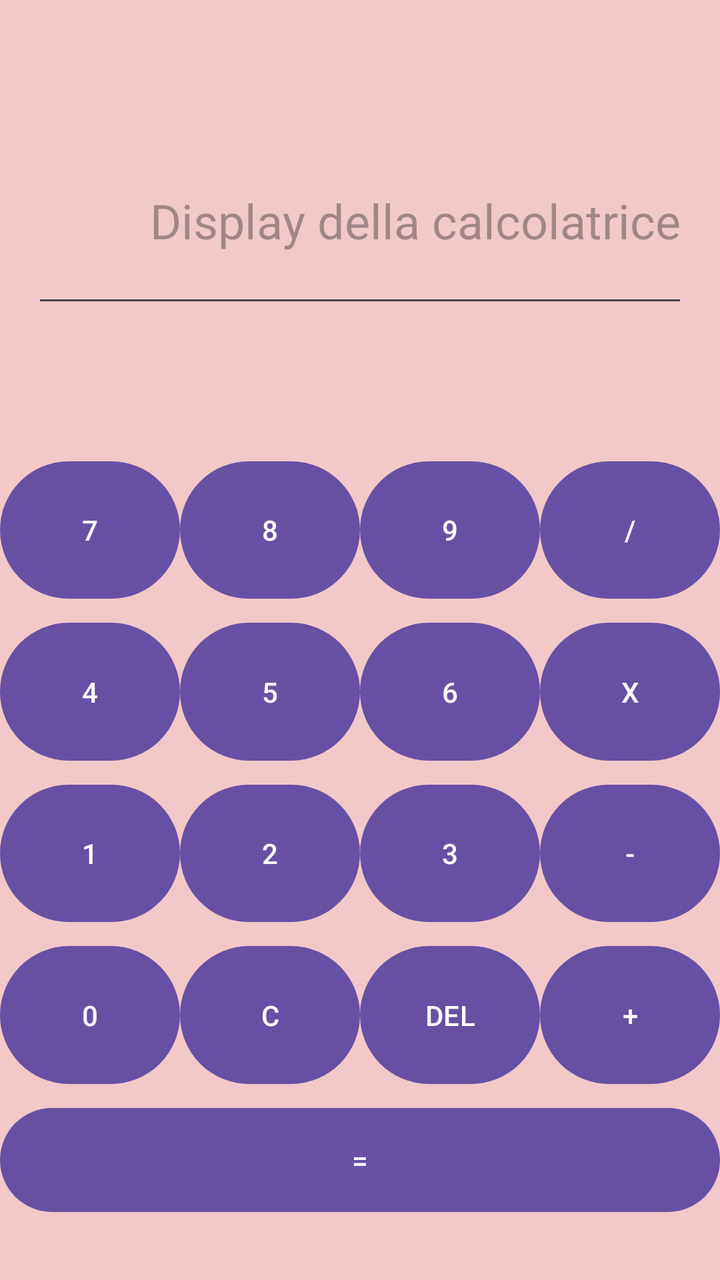
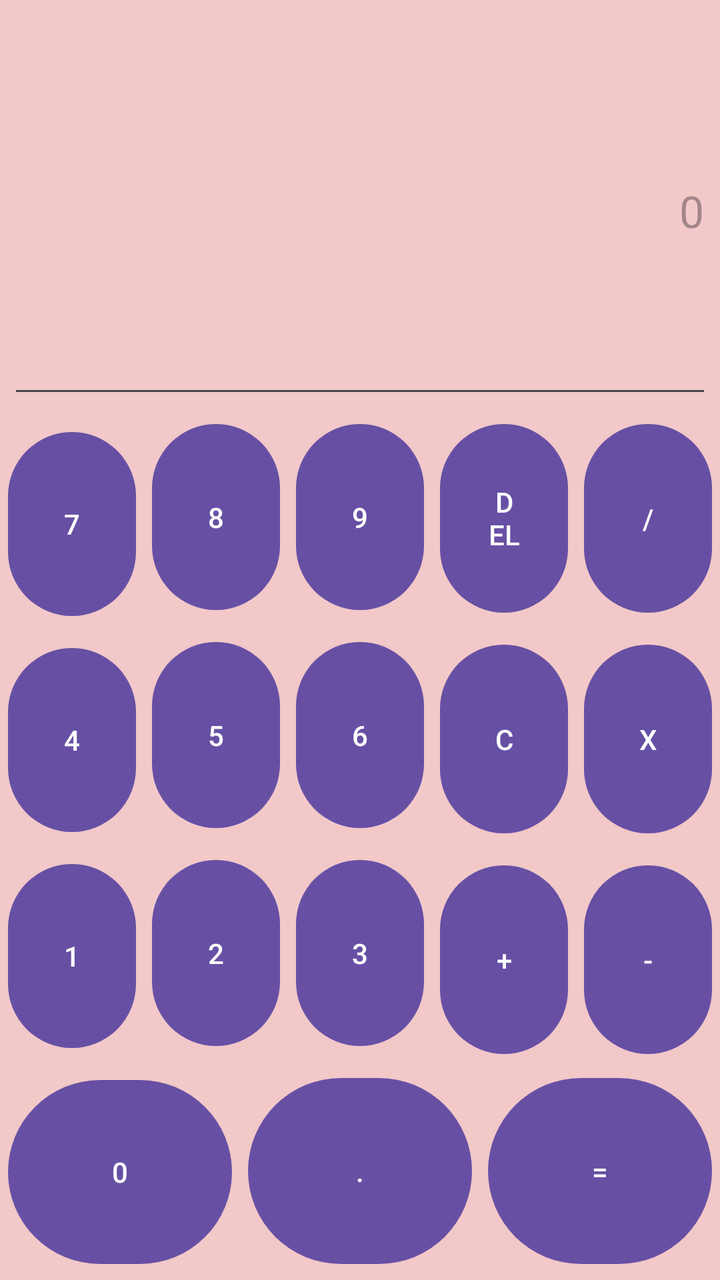

Compare the two renders of this Android layout. The source of the first and the diff that turns it into the second are given below.
<!-- AndroidManifest.xml: application theme Theme.Calcolatrice -->
<!-- res/layout/activity_main.xml -->
<?xml version="1.0" encoding="utf-8"?>
<androidx.constraintlayout.widget.ConstraintLayout xmlns:android="http://schemas.android.com/apk/res/android"
    xmlns:app="http://schemas.android.com/apk/res-auto"
    android:id="@+id/main"
    android:layout_width="match_parent"
    android:layout_height="match_parent"
    android:background="#F2C8C8">

    <EditText
        android:id="@+id/etDisplay"
        android:layout_width="0dp"
        android:layout_height="100dp"
        android:layout_margin="16dp"
        android:gravity="end|center_vertical"
        android:hint="Display della calcolatrice"
        android:inputType="numberDecimal"
        android:textSize="24sp"
        app:layout_constraintBottom_toBottomOf="parent"
        app:layout_constraintEnd_toEndOf="parent"
        app:layout_constraintHorizontal_bias="1.0"
        app:layout_constraintStart_toStartOf="parent"
        app:layout_constraintTop_toTopOf="parent"
        app:layout_constraintVertical_bias="0.084" />

    <Button
        android:id="@+id/btnEquals"
        android:layout_width="0dp"
        android:layout_height="60dp"
        android:layout_marginTop="4dp"
        android:text="="
        app:layout_constraintEnd_toEndOf="parent"
        app:layout_constraintHorizontal_bias="0.0"
        app:layout_constraintStart_toStartOf="parent"
        app:layout_constraintTop_toBottomOf="@id/btn0" />

    <Button
        android:id="@+id/btnMultiply"
        android:layout_width="0dp"
        android:layout_height="0dp"
        android:layout_marginTop="4dp"
        android:text="X"
        app:layout_constraintEnd_toEndOf="parent"
        app:layout_constraintHeight_percent="0.12"
        app:layout_constraintStart_toEndOf="@id/btn6"
        app:layout_constraintTop_toBottomOf="@id/btnDivide" />

    <Button
        android:id="@+id/btn7"
        android:layout_width="0dp"
        android:layout_height="0dp"
        android:layout_marginTop="68dp"
        android:text="7"
        app:layout_constraintEnd_toStartOf="@id/btn8"
        app:layout_constraintHeight_percent="0.12"
        app:layout_constraintStart_toStartOf="parent"
        app:layout_constraintTop_toBottomOf="@id/etDisplay" />

    <Button
        android:id="@+id/btn3"
        android:layout_width="0dp"
        android:layout_height="0dp"
        android:layout_marginTop="4dp"
        android:text="3"
        app:layout_constraintEnd_toStartOf="@id/btnMinus"
        app:layout_constraintHeight_percent="0.12"
        app:layout_constraintStart_toEndOf="@id/btn2"
        app:layout_constraintTop_toBottomOf="@id/btn6" />

    <Button
        android:id="@+id/btn6"
        android:layout_width="0dp"
        android:layout_height="0dp"
        android:layout_marginTop="4dp"
        android:text="6"
        app:layout_constraintEnd_toStartOf="@id/btnMultiply"
        app:layout_constraintHeight_percent="0.12"
        app:layout_constraintStart_toEndOf="@id/btn5"
        app:layout_constraintTop_toBottomOf="@id/btn9" />

    <Button
        android:id="@+id/btn4"
        android:layout_width="0dp"
        android:layout_height="0dp"
        android:layout_marginTop="4dp"
        android:text="4"
        app:layout_constraintEnd_toStartOf="@id/btn5"
        app:layout_constraintHeight_percent="0.12"
        app:layout_constraintStart_toStartOf="parent"
        app:layout_constraintTop_toBottomOf="@id/btn7" />

    <Button
        android:id="@+id/btn9"
        android:layout_width="0dp"
        android:layout_height="0dp"
        android:layout_marginTop="68dp"
        android:text="9"
        app:layout_constraintEnd_toStartOf="@id/btnDivide"
        app:layout_constraintHeight_percent="0.12"
        app:layout_constraintStart_toEndOf="@id/btn8"
        app:layout_constraintTop_toBottomOf="@id/etDisplay" />

    <Button
        android:id="@+id/btnPlus"
        android:layout_width="0dp"
        android:layout_height="0dp"
        android:text="+"
        app:layout_constraintBottom_toBottomOf="@id/btn0"
        app:layout_constraintEnd_toEndOf="parent"
        app:layout_constraintStart_toEndOf="@id/btnDelete"
        app:layout_constraintTop_toTopOf="@id/btn0"
        app:layout_constraintVertical_bias="0.0" />

    <Button
        android:id="@+id/btn8"
        android:layout_width="0dp"
        android:layout_height="0dp"
        android:layout_marginTop="68dp"
        android:text="8"
        app:layout_constraintEnd_toStartOf="@id/btn9"
        app:layout_constraintHeight_percent="0.12"
        app:layout_constraintStart_toEndOf="@id/btn7"
        app:layout_constraintTop_toBottomOf="@id/etDisplay" />

    <Button
        android:id="@+id/btn0"
        android:layout_width="0dp"
        android:layout_height="0dp"
        android:layout_marginTop="4dp"
        android:text="0"
        app:layout_constraintEnd_toStartOf="@id/btnClear"
        app:layout_constraintHeight_percent="0.12"
        app:layout_constraintStart_toStartOf="parent"
        app:layout_constraintTop_toBottomOf="@id/btn1" />

    <Button
        android:id="@+id/btn2"
        android:layout_width="0dp"
        android:layout_height="0dp"
        android:layout_marginTop="4dp"
        android:text="2"
        app:layout_constraintEnd_toStartOf="@id/btn3"
        app:layout_constraintHeight_percent="0.12"
        app:layout_constraintStart_toEndOf="@id/btn1"
        app:layout_constraintTop_toBottomOf="@id/btn5" />

    <Button
        android:id="@+id/btn5"
        android:layout_width="0dp"
        android:layout_height="0dp"
        android:layout_marginTop="4dp"
        android:text="5"
        app:layout_constraintEnd_toStartOf="@id/btn6"
        app:layout_constraintHeight_percent="0.12"
        app:layout_constraintStart_toEndOf="@id/btn4"
        app:layout_constraintTop_toBottomOf="@id/btn8" />

    <Button
        android:id="@+id/btnDivide"
        android:layout_width="0dp"
        android:layout_height="0dp"
        android:layout_marginTop="68dp"
        android:text="/"
        app:layout_constraintEnd_toEndOf="parent"
        app:layout_constraintHeight_percent="0.12"
        app:layout_constraintStart_toEndOf="@id/btn9"
        app:layout_constraintTop_toBottomOf="@id/etDisplay" />

    <Button
        android:id="@+id/btnClear"
        android:layout_width="0dp"
        android:layout_height="0dp"
        android:text="C"
        app:layout_constraintBottom_toBottomOf="@id/btn0"
        app:layout_constraintEnd_toStartOf="@id/btnDelete"
        app:layout_constraintStart_toEndOf="@id/btn0"
        app:layout_constraintTop_toTopOf="@id/btn0"
        app:layout_constraintVertical_bias="0.0" />

    <Button
        android:id="@+id/btn1"
        android:layout_width="0dp"
        android:layout_height="0dp"
        android:layout_marginTop="4dp"
        android:text="1"
        app:layout_constraintEnd_toStartOf="@id/btn2"
        app:layout_constraintHeight_percent="0.12"
        app:layout_constraintStart_toStartOf="parent"
        app:layout_constraintTop_toBottomOf="@id/btn4" />

    <Button
        android:id="@+id/btnDelete"
        android:layout_width="0dp"
        android:layout_height="0dp"
        android:text="DEL"
        app:layout_constraintBottom_toBottomOf="@id/btn0"
        app:layout_constraintEnd_toStartOf="@id/btnPlus"
        app:layout_constraintStart_toEndOf="@id/btnClear"
        app:layout_constraintTop_toTopOf="@id/btn0"
        app:layout_constraintVertical_bias="0.0" />

    <Button
        android:id="@+id/btnMinus"
        android:layout_width="0dp"
        android:layout_height="0dp"
        android:layout_marginTop="4dp"
        android:text="-"
        app:layout_constraintEnd_toEndOf="parent"
        app:layout_constraintHeight_percent="0.12"
        app:layout_constraintStart_toEndOf="@id/btn3"
        app:layout_constraintTop_toBottomOf="@id/btnMultiply" />
</androidx.constraintlayout.widget.ConstraintLayout>
<!-- resources referenced by this layout -->
<resources>
  <style name="Theme.Calcolatrice" parent="Base.Theme.Calcolatrice" />
  <style name="Base.Theme.Calcolatrice" parent="Theme.Material3.DayNight.NoActionBar">
          
          
      </style>
</resources>

<!-- the commit's change to res/layout/activity_main.xml (unified diff, before → after) -->
@@ -1,211 +1,258 @@
 <?xml version="1.0" encoding="utf-8"?>
 <androidx.constraintlayout.widget.ConstraintLayout xmlns:android="http://schemas.android.com/apk/res/android"
     xmlns:app="http://schemas.android.com/apk/res-auto"
-    android:id="@+id/main"
+    android:id="@+id/principale"
     android:layout_width="match_parent"
     android:layout_height="match_parent"
     android:background="#F2C8C8">
 
+    
     <EditText
-        android:id="@+id/etDisplay"
-        android:layout_width="0dp"
-        android:layout_height="100dp"
-        android:layout_margin="16dp"
+        android:id="@+id/display"
+        android:layout_width="0dp"
+        android:layout_height="0dp"
+        android:layout_margin="4dp"
         android:gravity="end|center_vertical"
-        android:hint="Display della calcolatrice"
+        android:hint="0"
         android:inputType="numberDecimal"
-        android:textSize="24sp"
+        android:textSize="22sp"
+        app:layout_constraintStart_toStartOf="parent"
+        app:layout_constraintEnd_toEndOf="parent"
+        app:layout_constraintTop_toTopOf="parent"
+        app:layout_constraintBottom_toTopOf="@id/t7"
+        app:layout_constraintVertical_weight="2" />
+
+    
+    <Button
+        android:id="@+id/t7"
+        android:layout_width="0dp"
+        android:layout_height="0dp"
+        android:layout_margin="4dp"
+        android:text="7"
+        app:layout_constraintStart_toStartOf="parent"
+        app:layout_constraintEnd_toStartOf="@id/t8"
+        app:layout_constraintTop_toBottomOf="@id/display"
+        app:layout_constraintBottom_toTopOf="@id/t4"
+        app:layout_constraintVertical_weight="1" />
+
+    <Button
+        android:id="@+id/t8"
+        android:layout_width="0dp"
+        android:layout_height="0dp"
+        android:layout_margin="4dp"
+        android:text="8"
+        app:layout_constraintStart_toEndOf="@id/t7"
+        app:layout_constraintEnd_toStartOf="@id/t9"
+        app:layout_constraintTop_toBottomOf="@id/display"
+        app:layout_constraintBottom_toTopOf="@id/t5"
+        app:layout_constraintVertical_weight="1" />
+
+    <Button
+        android:id="@+id/t9"
+        android:layout_width="0dp"
+        android:layout_height="0dp"
+        android:layout_margin="4dp"
+        android:text="9"
+        app:layout_constraintStart_toEndOf="@id/t8"
+        app:layout_constraintEnd_toStartOf="@id/elimina"
+        app:layout_constraintTop_toBottomOf="@id/display"
+        app:layout_constraintBottom_toTopOf="@id/t6"
+        app:layout_constraintVertical_weight="1" />
+
+    <Button
+        android:id="@+id/elimina"
+        android:layout_width="0dp"
+        android:layout_height="0dp"
+        android:layout_margin="4dp"
+        android:text="DEL"
+        app:layout_constraintStart_toEndOf="@id/t9"
+        app:layout_constraintEnd_toStartOf="@id/diviso"
+        app:layout_constraintTop_toBottomOf="@id/display"
+        app:layout_constraintBottom_toTopOf="@id/cancella"
+        app:layout_constraintVertical_weight="1" />
+
+    <Button
+        android:id="@+id/diviso"
+        android:layout_width="0dp"
+        android:layout_height="0dp"
+        android:layout_margin="4dp"
+        android:text="/"
+        app:layout_constraintStart_toEndOf="@id/elimina"
+        app:layout_constraintEnd_toEndOf="parent"
+        app:layout_constraintTop_toBottomOf="@id/display"
+        app:layout_constraintBottom_toTopOf="@id/per"
+        app:layout_constraintVertical_weight="1" />
+
+    
+    <Button
+        android:id="@+id/t4"
+        android:layout_width="0dp"
+        android:layout_height="0dp"
+        android:layout_margin="4dp"
+        android:text="4"
+        app:layout_constraintStart_toStartOf="parent"
+        app:layout_constraintEnd_toStartOf="@id/t5"
+        app:layout_constraintTop_toBottomOf="@id/t7"
+        app:layout_constraintBottom_toTopOf="@id/t1"
+        app:layout_constraintVertical_weight="1" />
+
+    <Button
+        android:id="@+id/t5"
+        android:layout_width="0dp"
+        android:layout_height="0dp"
+        android:layout_margin="4dp"
+        android:text="5"
+        app:layout_constraintStart_toEndOf="@id/t4"
+        app:layout_constraintEnd_toStartOf="@id/t6"
+        app:layout_constraintTop_toBottomOf="@id/t8"
+        app:layout_constraintBottom_toTopOf="@id/t2"
+        app:layout_constraintVertical_weight="1" />
+
+    <Button
+        android:id="@+id/t6"
+        android:layout_width="0dp"
+        android:layout_height="0dp"
+        android:layout_margin="4dp"
+        android:text="6"
+        app:layout_constraintStart_toEndOf="@id/t5"
+        app:layout_constraintEnd_toStartOf="@id/cancella"
+        app:layout_constraintTop_toBottomOf="@id/t9"
+        app:layout_constraintBottom_toTopOf="@id/t3"
+        app:layout_constraintVertical_weight="1" />
+
+    <Button
+        android:id="@+id/cancella"
+        android:layout_width="0dp"
+        android:layout_height="0dp"
+        android:layout_margin="4dp"
+        android:text="C"
+        app:layout_constraintStart_toEndOf="@id/t6"
+        app:layout_constraintEnd_toStartOf="@id/per"
+        app:layout_constraintTop_toBottomOf="@id/elimina"
+        app:layout_constraintBottom_toTopOf="@id/piu"
+        app:layout_constraintVertical_weight="1" />
+
+    <Button
+        android:id="@+id/per"
+        android:layout_width="0dp"
+        android:layout_height="0dp"
+        android:layout_margin="4dp"
+        android:text="X"
+        app:layout_constraintStart_toEndOf="@id/cancella"
+        app:layout_constraintEnd_toEndOf="parent"
+        app:layout_constraintTop_toBottomOf="@id/diviso"
+        app:layout_constraintBottom_toTopOf="@id/meno"
+        app:layout_constraintVertical_weight="1" />
+
+    
+    <Button
+        android:id="@+id/t1"
+        android:layout_width="0dp"
+        android:layout_height="0dp"
+        android:layout_margin="4dp"
+        android:text="1"
+        app:layout_constraintStart_toStartOf="parent"
+        app:layout_constraintEnd_toStartOf="@id/t2"
+        app:layout_constraintTop_toBottomOf="@id/t4"
+        app:layout_constraintBottom_toTopOf="@id/t0"
+        app:layout_constraintVertical_weight="1" />
+
+    <Button
+        android:id="@+id/t2"
+        android:layout_width="0dp"
+        android:layout_height="0dp"
+        android:layout_margin="4dp"
+        android:text="2"
+        app:layout_constraintStart_toEndOf="@id/t1"
+        app:layout_constraintEnd_toStartOf="@id/t3"
+        app:layout_constraintTop_toBottomOf="@id/t5"
+        app:layout_constraintBottom_toTopOf="@id/virgola"
+        app:layout_constraintVertical_weight="1" />
+
+    <Button
+        android:id="@+id/t3"
+        android:layout_width="0dp"
+        android:layout_height="0dp"
+        android:layout_margin="4dp"
+        android:text="3"
+        app:layout_constraintStart_toEndOf="@id/t2"
+        app:layout_constraintEnd_toStartOf="@id/piu"
+        app:layout_constraintTop_toBottomOf="@id/t6"
+        app:layout_constraintBottom_toTopOf="@id/uguale"
+        app:layout_constraintVertical_weight="1" />
+
+    <Button
+        android:id="@+id/piu"
+        android:layout_width="0dp"
+        android:layout_height="0dp"
+        android:layout_margin="4dp"
+        android:text="+"
+        app:layout_constraintStart_toEndOf="@id/t3"
+        app:layout_constraintEnd_toStartOf="@id/meno"
+        app:layout_constraintTop_toBottomOf="@id/cancella"
+        app:layout_constraintBottom_toTopOf="@id/uguale"
+        app:layout_constraintVertical_weight="1" />
+
+    <Button
+        android:id="@+id/meno"
+        android:layout_width="0dp"
+        android:layout_height="0dp"
+        android:layout_margin="4dp"
+        android:text="-"
+        app:layout_constraintStart_toEndOf="@id/piu"
+        app:layout_constraintEnd_toEndOf="parent"
+        app:layout_constraintTop_toBottomOf="@id/per"
+        app:layout_constraintBottom_toTopOf="@id/uguale"
+        app:layout_constraintVertical_weight="1" />
+
+    
+    <Button
+        android:id="@+id/t0"
+        android:layout_width="0dp"
+        android:layout_height="0dp"
+        android:layout_margin="4dp"
+        android:text="0"
+        app:layout_constraintStart_toStartOf="parent"
+        app:layout_constraintEnd_toStartOf="@id/virgola"
+        app:layout_constraintTop_toBottomOf="@id/t1"
         app:layout_constraintBottom_toBottomOf="parent"
-        app:layout_constraintEnd_toEndOf="parent"
-        app:layout_constraintHorizontal_bias="1.0"
-        app:layout_constraintStart_toStartOf="parent"
-        app:layout_constraintTop_toTopOf="parent"
-        app:layout_constraintVertical_bias="0.084" />
-
-    <Button
-        android:id="@+id/btnEquals"
-        android:layout_width="0dp"
-        android:layout_height="60dp"
-        android:layout_marginTop="4dp"
+        app:layout_constraintVertical_weight="1" />
+
+    <Button
+        android:id="@+id/virgola"
+        android:layout_width="0dp"
+        android:layout_height="0dp"
+        android:layout_margin="4dp"
+        android:text="."
+        app:layout_constraintStart_toEndOf="@id/t0"
+        app:layout_constraintEnd_toStartOf="@id/uguale"
+        app:layout_constraintTop_toBottomOf="@id/t2"
+        app:layout_constraintBottom_toBottomOf="parent"
+        app:layout_constraintVertical_weight="1" />
+
+    
+    <Button
+        android:id="@+id/uguale"
+        android:layout_width="0dp"
+        android:layout_height="0dp"
+        android:layout_margin="4dp"
         android:text="="
-        app:layout_constraintEnd_toEndOf="parent"
-        app:layout_constraintHorizontal_bias="0.0"
-        app:layout_constraintStart_toStartOf="parent"
-        app:layout_constraintTop_toBottomOf="@id/btn0" />
-
-    <Button
-        android:id="@+id/btnMultiply"
-        android:layout_width="0dp"
-        android:layout_height="0dp"
-        android:layout_marginTop="4dp"
-        android:text="X"
-        app:layout_constraintEnd_toEndOf="parent"
-        app:layout_constraintHeight_percent="0.12"
-        app:layout_constraintStart_toEndOf="@id/btn6"
-        app:layout_constraintTop_toBottomOf="@id/btnDivide" />
-
-    <Button
-        android:id="@+id/btn7"
-        android:layout_width="0dp"
-        android:layout_height="0dp"
-        android:layout_marginTop="68dp"
-        android:text="7"
-        app:layout_constraintEnd_toStartOf="@id/btn8"
-        app:layout_constraintHeight_percent="0.12"
-        app:layout_constraintStart_toStartOf="parent"
-        app:layout_constraintTop_toBottomOf="@id/etDisplay" />
-
-    <Button
-        android:id="@+id/btn3"
-        android:layout_width="0dp"
-        android:layout_height="0dp"
-        android:layout_marginTop="4dp"
-        android:text="3"
-        app:layout_constraintEnd_toStartOf="@id/btnMinus"
-        app:layout_constraintHeight_percent="0.12"
-        app:layout_constraintStart_toEndOf="@id/btn2"
-        app:layout_constraintTop_toBottomOf="@id/btn6" />
-
-    <Button
-        android:id="@+id/btn6"
-        android:layout_width="0dp"
-        android:layout_height="0dp"
-        android:layout_marginTop="4dp"
-        android:text="6"
-        app:layout_constraintEnd_toStartOf="@id/btnMultiply"
-        app:layout_constraintHeight_percent="0.12"
-        app:layout_constraintStart_toEndOf="@id/btn5"
-        app:layout_constraintTop_toBottomOf="@id/btn9" />
-
-    <Button
-        android:id="@+id/btn4"
-        android:layout_width="0dp"
-        android:layout_height="0dp"
-        android:layout_marginTop="4dp"
-        android:text="4"
-        app:layout_constraintEnd_toStartOf="@id/btn5"
-        app:layout_constraintHeight_percent="0.12"
-        app:layout_constraintStart_toStartOf="parent"
-        app:layout_constraintTop_toBottomOf="@id/btn7" />
-
-    <Button
-        android:id="@+id/btn9"
-        android:layout_width="0dp"
-        android:layout_height="0dp"
-        android:layout_marginTop="68dp"
-        android:text="9"
-        app:layout_constraintEnd_toStartOf="@id/btnDivide"
-        app:layout_constraintHeight_percent="0.12"
-        app:layout_constraintStart_toEndOf="@id/btn8"
-        app:layout_constraintTop_toBottomOf="@id/etDisplay" />
-
-    <Button
-        android:id="@+id/btnPlus"
+        app:layout_constraintStart_toEndOf="@id/virgola"
+        app:layout_constraintEnd_toEndOf="parent"
+        app:layout_constraintTop_toBottomOf="@id/t3"
+        app:layout_constraintBottom_toBottomOf="parent"
+        app:layout_constraintVertical_weight="1" />
+
+    
+    <Button
+        android:id="@+id/meno2"
         android:layout_width="0dp"
         android:layout_height="0dp"
         android:text="+"
-        app:layout_constraintBottom_toBottomOf="@id/btn0"
-        app:layout_constraintEnd_toEndOf="parent"
-        app:layout_constraintStart_toEndOf="@id/btnDelete"
-        app:layout_constraintTop_toTopOf="@id/btn0"
-        app:layout_constraintVertical_bias="0.0" />
-
-    <Button
-        android:id="@+id/btn8"
-        android:layout_width="0dp"
-        android:layout_height="0dp"
-        android:layout_marginTop="68dp"
-        android:text="8"
-        app:layout_constraintEnd_toStartOf="@id/btn9"
-        app:layout_constraintHeight_percent="0.12"
-        app:layout_constraintStart_toEndOf="@id/btn7"
-        app:layout_constraintTop_toBottomOf="@id/etDisplay" />
-
-    <Button
-        android:id="@+id/btn0"
-        android:layout_width="0dp"
-        android:layout_height="0dp"
-        android:layout_marginTop="4dp"
-        android:text="0"
-        app:layout_constraintEnd_toStartOf="@id/btnClear"
-        app:layout_constraintHeight_percent="0.12"
-        app:layout_constraintStart_toStartOf="parent"
-        app:layout_constraintTop_toBottomOf="@id/btn1" />
-
-    <Button
-        android:id="@+id/btn2"
-        android:layout_width="0dp"
-        android:layout_height="0dp"
-        android:layout_marginTop="4dp"
-        android:text="2"
-        app:layout_constraintEnd_toStartOf="@id/btn3"
-        app:layout_constraintHeight_percent="0.12"
-        app:layout_constraintStart_toEndOf="@id/btn1"
-        app:layout_constraintTop_toBottomOf="@id/btn5" />
-
-    <Button
-        android:id="@+id/btn5"
-        android:layout_width="0dp"
-        android:layout_height="0dp"
-        android:layout_marginTop="4dp"
-        android:text="5"
-        app:layout_constraintEnd_toStartOf="@id/btn6"
-        app:layout_constraintHeight_percent="0.12"
-        app:layout_constraintStart_toEndOf="@id/btn4"
-        app:layout_constraintTop_toBottomOf="@id/btn8" />
-
-    <Button
-        android:id="@+id/btnDivide"
-        android:layout_width="0dp"
-        android:layout_height="0dp"
-        android:layout_marginTop="68dp"
-        android:text="/"
-        app:layout_constraintEnd_toEndOf="parent"
-        app:layout_constraintHeight_percent="0.12"
-        app:layout_constraintStart_toEndOf="@id/btn9"
-        app:layout_constraintTop_toBottomOf="@id/etDisplay" />
-
-    <Button
-        android:id="@+id/btnClear"
-        android:layout_width="0dp"
-        android:layout_height="0dp"
-        android:text="C"
-        app:layout_constraintBottom_toBottomOf="@id/btn0"
-        app:layout_constraintEnd_toStartOf="@id/btnDelete"
-        app:layout_constraintStart_toEndOf="@id/btn0"
-        app:layout_constraintTop_toTopOf="@id/btn0"
-        app:layout_constraintVertical_bias="0.0" />
-
-    <Button
-        android:id="@+id/btn1"
-        android:layout_width="0dp"
-        android:layout_height="0dp"
-        android:layout_marginTop="4dp"
-        android:text="1"
-        app:layout_constraintEnd_toStartOf="@id/btn2"
-        app:layout_constraintHeight_percent="0.12"
-        app:layout_constraintStart_toStartOf="parent"
-        app:layout_constraintTop_toBottomOf="@id/btn4" />
-
-    <Button
-        android:id="@+id/btnDelete"
-        android:layout_width="0dp"
-        android:layout_height="0dp"
-        android:text="DEL"
-        app:layout_constraintBottom_toBottomOf="@id/btn0"
-        app:layout_constraintEnd_toStartOf="@id/btnPlus"
-        app:layout_constraintStart_toEndOf="@id/btnClear"
-        app:layout_constraintTop_toTopOf="@id/btn0"
-        app:layout_constraintVertical_bias="0.0" />
-
-    <Button
-        android:id="@+id/btnMinus"
-        android:layout_width="0dp"
-        android:layout_height="0dp"
-        android:layout_marginTop="4dp"
-        android:text="-"
-        app:layout_constraintEnd_toEndOf="parent"
-        app:layout_constraintHeight_percent="0.12"
-        app:layout_constraintStart_toEndOf="@id/btn3"
-        app:layout_constraintTop_toBottomOf="@id/btnMultiply" />
+        android:visibility="gone"
+        app:layout_constraintStart_toEndOf="@id/piu"
+        app:layout_constraintEnd_toEndOf="parent"
+        app:layout_constraintTop_toBottomOf="@id/meno"
+        app:layout_constraintBottom_toBottomOf="parent" />
+
 </androidx.constraintlayout.widget.ConstraintLayout>
